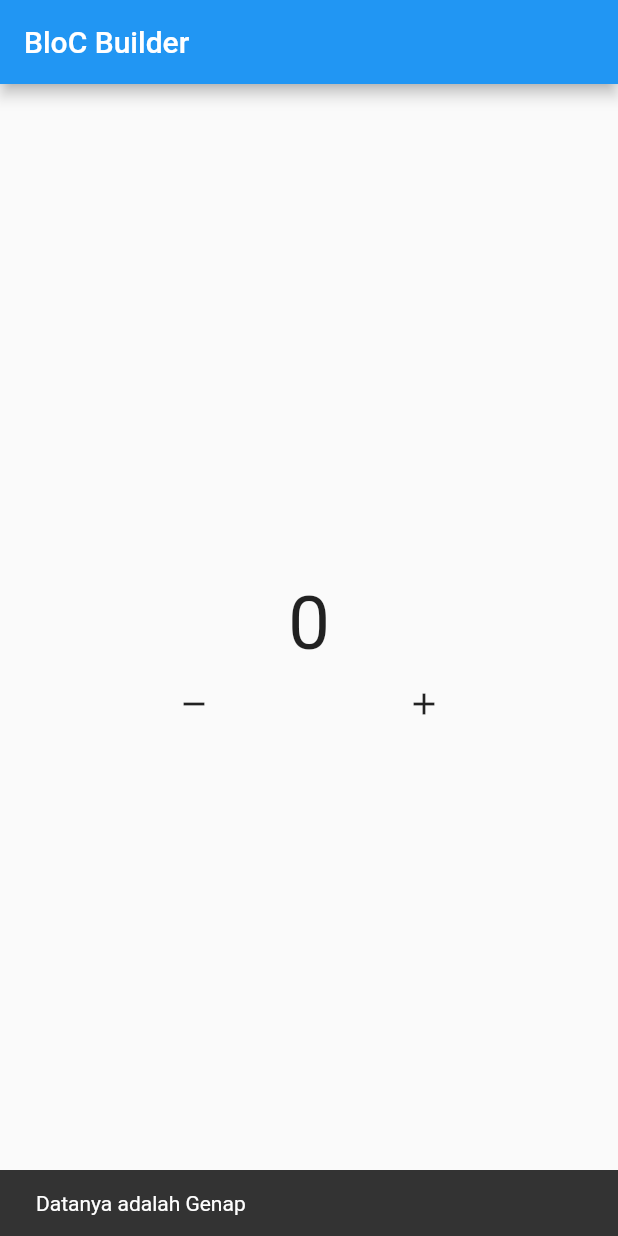
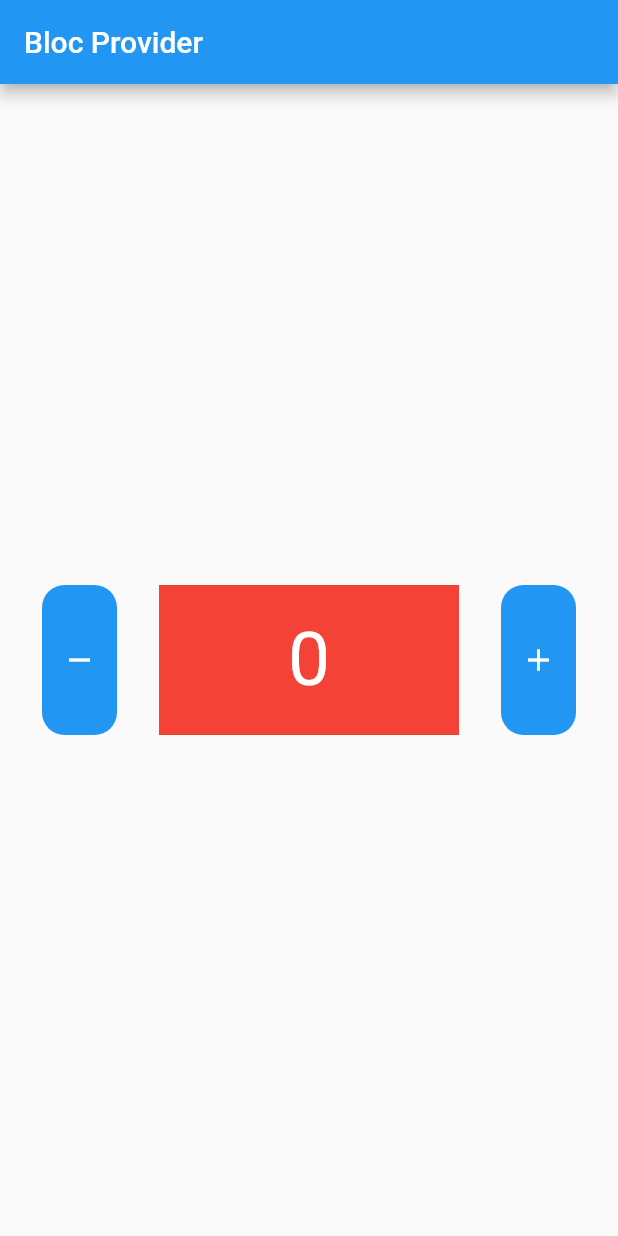
Before and after one commit to iqbalrasetiooo/latihan-bloc, a Flutter app: the HomePage screen opened directly, after a tap on the "remove" icon, after a tap on the "add" icon, on a phone screen of 412 x 824 dp. Run offline on Flutter 3.47's test engine with Material 2 defaults, Android fonts, the phone set to English and light mode, and no system bars; our stand-ins replace bloc, flutter_bloc.

Commit message:
add center_widget

```diff
--- /dev/null
+++ b/lib/pages/center_widget.dart
@@ -0,0 +1,25 @@
+import 'package:flutter/material.dart';
+import 'package:flutter_bloc/flutter_bloc.dart';
+import 'package:latihan_bloc/bloc/counter.dart';
+
+class CenterWidget extends StatelessWidget {
+  const CenterWidget({
+    Key? key,
+  }) : super(key: key);
+
+  @override
+  Widget build(BuildContext context) {
+    Counter myCounter = BlocProvider.of<Counter>(context);
+    return Center(
+      child: BlocBuilder(
+        bloc: myCounter,
+        builder: (context, state) {
+          return Text(
+            '$state',
+            style: const TextStyle(color: Colors.white, fontSize: 50),
+          );
+        },
+      ),
+    );
+  }
+}
--- a/lib/pages/home.dart
+++ b/lib/pages/home.dart
@@ -1,71 +1,69 @@
 import 'package:flutter/material.dart';
 import 'package:flutter_bloc/flutter_bloc.dart';
 import 'package:latihan_bloc/bloc/counter.dart';
+import 'package:latihan_bloc/pages/center_widget.dart';
 
 class HomePage extends StatelessWidget {
-  Counter myCounter = Counter();
   HomePage({super.key});
 
   @override
   Widget build(BuildContext context) {
+    Counter myCounter = BlocProvider.of<Counter>(context);
+
     return Scaffold(
       appBar: AppBar(
-        title: const Text('BloC Builder'),
+        title: const Text('Bloc Provider'),
       ),
       body: Column(
         mainAxisAlignment: MainAxisAlignment.center,
         children: [
-          BlocListener<Counter, int>(
-            bloc: myCounter,
-            listener: (context, state) {
-              ScaffoldMessenger.of(context).showSnackBar(
-                const SnackBar(
-                  duration: Duration(seconds: 1),
-                  content: Text('Datanya adalah Genap'),
-                ),
-              );
-            },
-            listenWhen: (previous, current) {
-              if (current % 2 == 0) {
-                return true;
-              } else {
-                return false;
-              }
-            },
-            child: BlocBuilder<Counter, int>(
-              bloc: myCounter,
-              builder: (context, state) {
-                return Text(
-                  '$state',
-                  style: const TextStyle(fontSize: 50),
-                );
-              },
-            ),
-          ),
-          // StreamBuilder(
-          //   stream: myCounter.stream,
-          //   initialData: myCounter.init,
-          //   builder: (context, snapshot) {
-          //     return Text(
-          //       '${snapshot.data}',
-          //       style: const TextStyle(fontSize: 50),
-          //     );
-          //   },
-          // ),
           Row(
             mainAxisAlignment: MainAxisAlignment.spaceEvenly,
             children: [
-              IconButton(
+              Material(
+                color: Colors.blue,
+                borderRadius: BorderRadius.circular(15),
+                child: InkWell(
+                  onTap: () {},
+                  child: SizedBox(
+                    height: 100,
+                    width: 50,
+                    // color: Colors.blue,
+                    child: IconButton(
+                      color: Colors.white,
                       onPressed: () {
                         myCounter.decrement();
                       },
                       icon: const Icon(Icons.remove),
                     ),
-              IconButton(
+                  ),
+                ),
+              ),
+              Container(
+                height: 100,
+                width: 200,
+                color: Colors.red,
+                child: CenterWidget(),
+              ),
+              Material(
+                color: Colors.blue,
+                borderRadius: BorderRadius.circular(15),
+                child: InkWell(
+                  onTap: () {},
+                  borderRadius: BorderRadius.circular(15),
+                  child: SizedBox(
+                    height: 100,
+                    width: 50,
+                    // color: Colors.blue,
+                    child: IconButton(
+                      color: Colors.white,
                       onPressed: () {
                         myCounter.increment();
                       },
                       icon: const Icon(Icons.add),
+                    ),
+                  ),
+                ),
               ),
             ],
           ),
```
Also changed, not shown: lib/main.dart (+9 -100 lines). Lines whose indentation alone changed are shown as unchanged.
